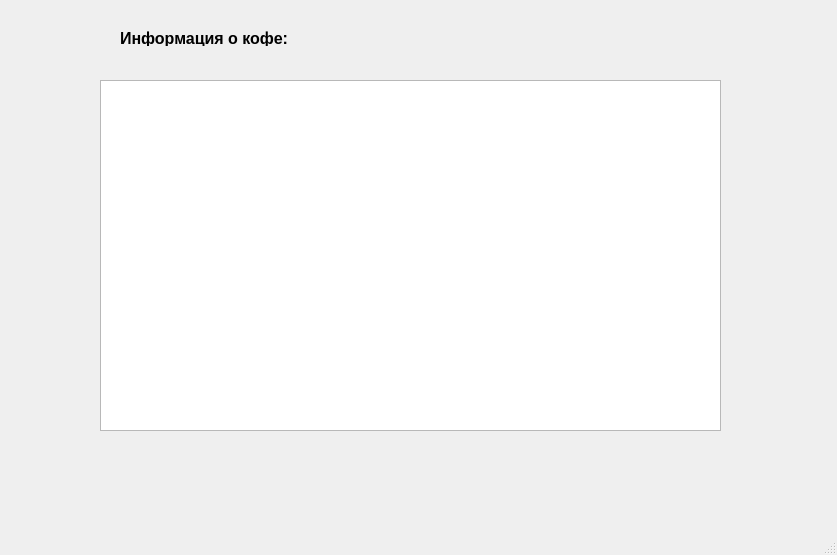
First picture: the form in main.ui, repository staflix/cofe, before the edit.
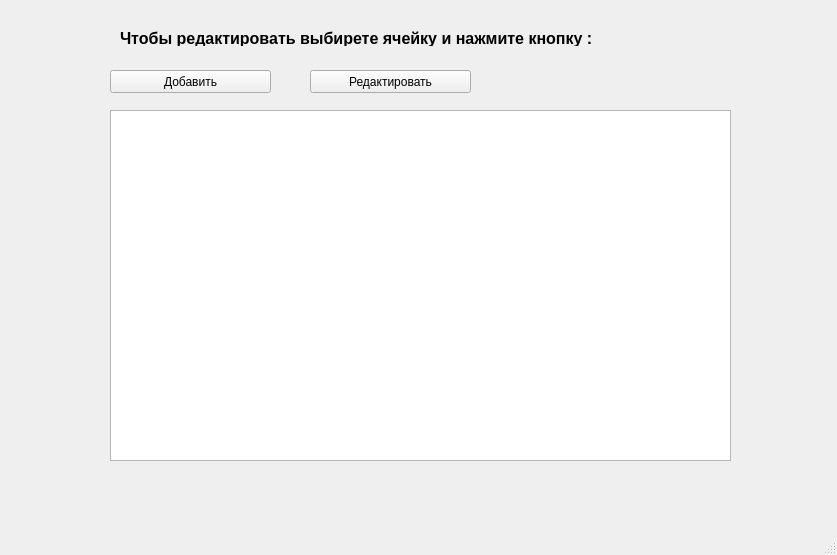
Second picture: the form after the edit.

Patch:
```diff
--- a/main.ui
+++ b/main.ui
@@ -17,19 +17,45 @@
    <widget class="QTableWidget" name="tableWidget">
     <property name="geometry">
      <rect>
-      <x>100</x>
-      <y>80</y>
+      <x>110</x>
+      <y>110</y>
       <width>621</width>
       <height>351</height>
      </rect>
     </property>
    </widget>
-   <widget class="QLabel" name="label">
+   <widget class="QPushButton" name="add_btn">
+    <property name="geometry">
+     <rect>
+      <x>110</x>
+      <y>70</y>
+      <width>161</width>
+      <height>23</height>
+     </rect>
+    </property>
+    <property name="text">
+     <string>Добавить</string>
+    </property>
+   </widget>
+   <widget class="QPushButton" name="redact_btn">
+    <property name="geometry">
+     <rect>
+      <x>310</x>
+      <y>70</y>
+      <width>161</width>
+      <height>23</height>
+     </rect>
+    </property>
+    <property name="text">
+     <string>Редактировать</string>
+    </property>
+   </widget>
+   <widget class="QLabel" name="label_2">
     <property name="geometry">
      <rect>
       <x>120</x>
       <y>30</y>
-      <width>191</width>
+      <width>511</width>
       <height>16</height>
      </rect>
     </property>
@@ -41,7 +67,7 @@
      </font>
     </property>
     <property name="text">
-     <string>Информация о кофе:</string>
+     <string>Чтобы редактировать выбирете ячейку и нажмите кнопку :</string>
     </property>
    </widget>
   </widget>
```
